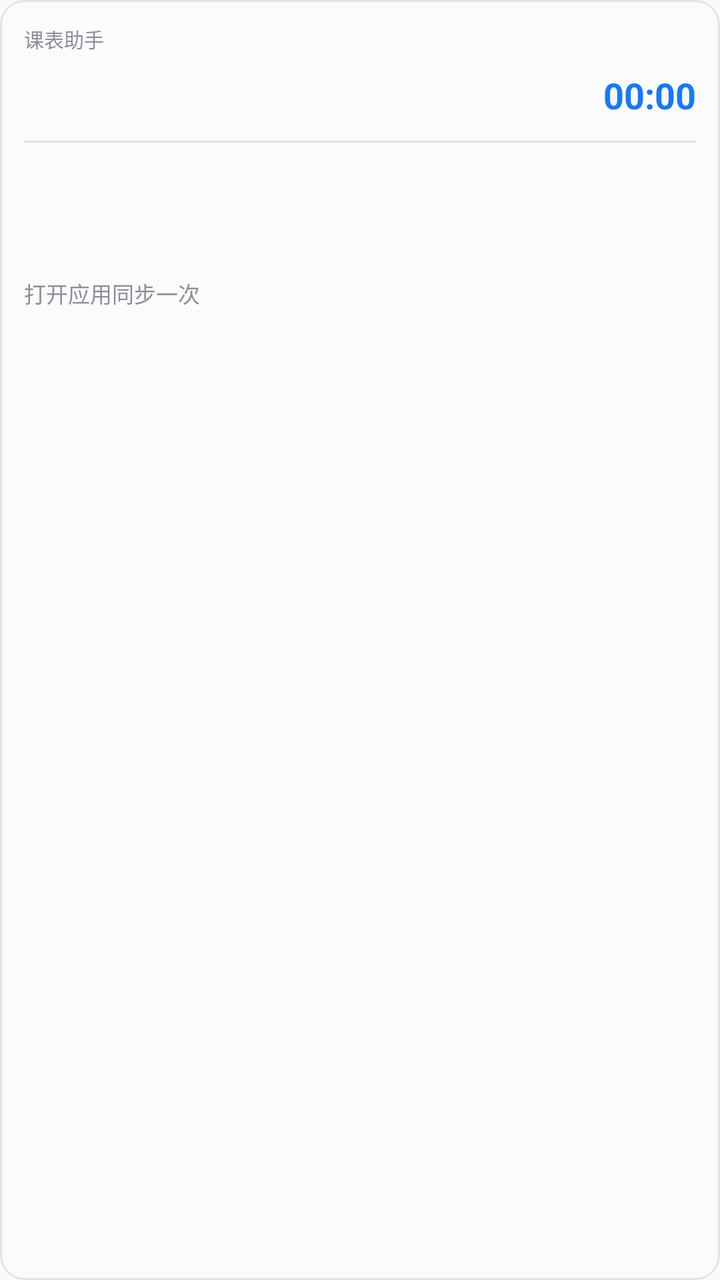
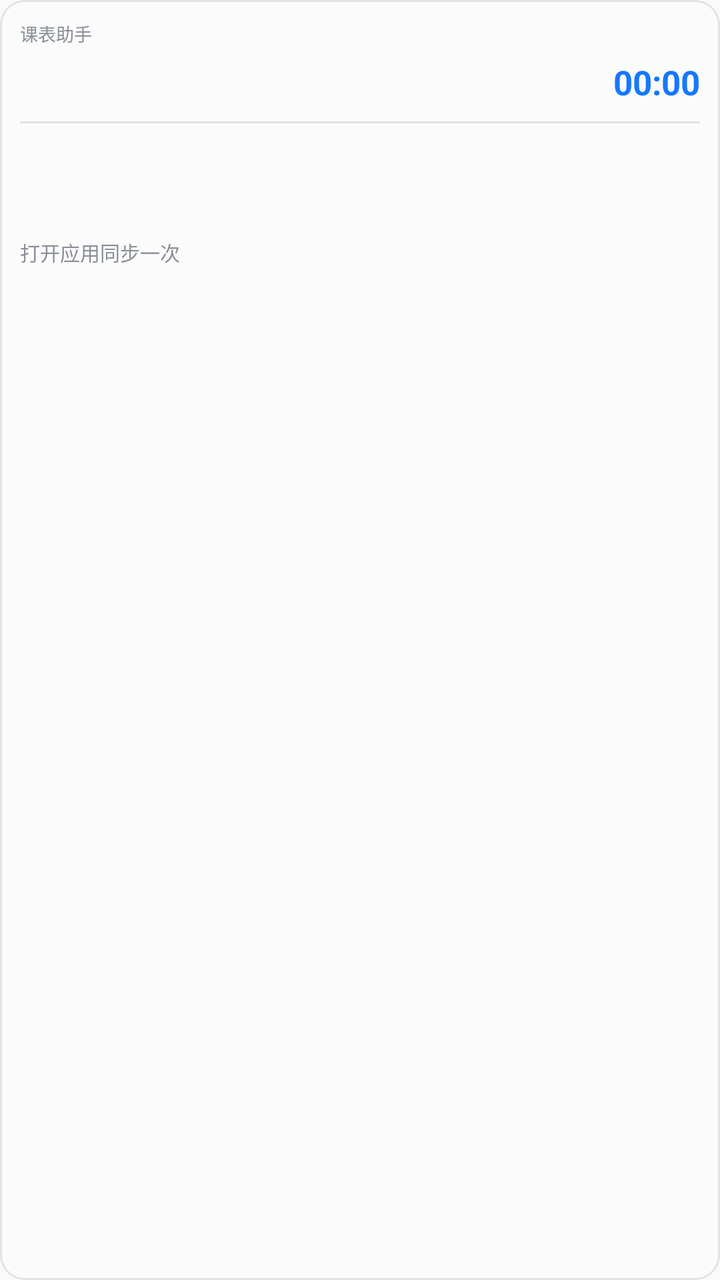

Before-and-after screenshots of an Android layout around one commit, followed by the original layout XML and the change that was made.
<!-- AndroidManifest.xml: application theme AppTheme -->
<!-- res/layout/widget_timetable.xml -->
<?xml version="1.0" encoding="utf-8"?>
<LinearLayout xmlns:android="http://schemas.android.com/apk/res/android"
    android:id="@+id/widget_root"
    android:layout_width="match_parent"
    android:layout_height="match_parent"
    android:orientation="vertical"
    android:background="@drawable/widget_bg"
    android:padding="12dp">

    <TextView
        android:id="@+id/widget_term"
        android:layout_width="match_parent"
        android:layout_height="wrap_content"
        android:singleLine="true"
        android:ellipsize="end"
        android:textSize="10sp"
        android:textColor="#8A8F98"
        android:text="课表助手" />

    <LinearLayout
        android:id="@+id/widget_next_row"
        android:layout_width="match_parent"
        android:layout_height="wrap_content"
        android:orientation="horizontal"
        android:gravity="center_vertical"
        android:paddingTop="4dp"
        android:paddingBottom="6dp">

        <LinearLayout
            android:layout_width="0dp"
            android:layout_height="wrap_content"
            android:layout_weight="1"
            android:orientation="vertical">

            <TextView
                android:id="@+id/widget_next_title"
                android:layout_width="match_parent"
                android:layout_height="wrap_content"
                android:singleLine="true"
                android:ellipsize="end"
                android:textSize="14sp"
                android:textStyle="bold"
                android:textColor="#1D2129" />

            <TextView
                android:id="@+id/widget_next_where"
                android:layout_width="match_parent"
                android:layout_height="wrap_content"
                android:singleLine="true"
                android:ellipsize="end"
                android:textSize="11sp"
                android:textColor="#8A8F98" />
        </LinearLayout>

        <Chronometer
            android:id="@+id/widget_next_count"
            android:layout_width="wrap_content"
            android:layout_height="wrap_content"
            android:layout_marginStart="8dp"
            android:textSize="18sp"
            android:textStyle="bold"
            android:textColor="#1677FF" />
    </LinearLayout>

    <View
        android:layout_width="match_parent"
        android:layout_height="1dp"
        android:background="#1A000000" />

    <LinearLayout
        android:id="@+id/widget_r1_box"
        android:layout_width="match_parent"
        android:layout_height="wrap_content"
        android:orientation="horizontal"
        android:gravity="center_vertical"
        android:paddingTop="2dp"
        android:paddingBottom="2dp">

        <TextView
            android:id="@+id/widget_r1_time"
            android:layout_width="42dp"
            android:layout_height="wrap_content"
            android:singleLine="true"
            android:textSize="11sp"
            android:textColor="#1677FF"
            android:textStyle="bold" />

        <TextView
            android:id="@+id/widget_r1_title"
            android:layout_width="0dp"
            android:layout_height="wrap_content"
            android:layout_weight="1"
            android:singleLine="true"
            android:ellipsize="end"
            android:textSize="12sp"
            android:textColor="#1D2129" />

        <TextView
            android:id="@+id/widget_r1_where"
            android:layout_width="wrap_content"
            android:layout_height="wrap_content"
            android:layout_marginStart="6dp"
            android:singleLine="true"
            android:ellipsize="end"
            android:maxWidth="92dp"
            android:textSize="11sp"
            android:textColor="#8A8F98" />
    </LinearLayout>

    <LinearLayout
        android:id="@+id/widget_r2_box"
        android:layout_width="match_parent"
        android:layout_height="wrap_content"
        android:orientation="horizontal"
        android:gravity="center_vertical"
        android:paddingTop="2dp"
        android:paddingBottom="2dp">

        <TextView
            android:id="@+id/widget_r2_time"
            android:layout_width="42dp"
            android:layout_height="wrap_content"
            android:singleLine="true"
            android:textSize="11sp"
            android:textColor="#1677FF"
            android:textStyle="bold" />

        <TextView
            android:id="@+id/widget_r2_title"
            android:layout_width="0dp"
            android:layout_height="wrap_content"
            android:layout_weight="1"
            android:singleLine="true"
            android:ellipsize="end"
            android:textSize="12sp"
            android:textColor="#1D2129" />

        <TextView
            android:id="@+id/widget_r2_where"
            android:layout_width="wrap_content"
            android:layout_height="wrap_content"
            android:layout_marginStart="6dp"
            android:singleLine="true"
            android:ellipsize="end"
            android:maxWidth="92dp"
            android:textSize="11sp"
            android:textColor="#8A8F98" />
    </LinearLayout>

    <LinearLayout
        android:id="@+id/widget_r3_box"
        android:layout_width="match_parent"
        android:layout_height="wrap_content"
        android:orientation="horizontal"
        android:gravity="center_vertical"
        android:paddingTop="2dp"
        android:paddingBottom="2dp">

        <TextView
            android:id="@+id/widget_r3_time"
            android:layout_width="42dp"
            android:layout_height="wrap_content"
            android:singleLine="true"
            android:textSize="11sp"
            android:textColor="#1677FF"
            android:textStyle="bold" />

        <TextView
            android:id="@+id/widget_r3_title"
            android:layout_width="0dp"
            android:layout_height="wrap_content"
            android:layout_weight="1"
            android:singleLine="true"
            android:ellipsize="end"
            android:textSize="12sp"
            android:textColor="#1D2129" />

        <TextView
            android:id="@+id/widget_r3_where"
            android:layout_width="wrap_content"
            android:layout_height="wrap_content"
            android:layout_marginStart="6dp"
            android:singleLine="true"
            android:ellipsize="end"
            android:maxWidth="92dp"
            android:textSize="11sp"
            android:textColor="#8A8F98" />
    </LinearLayout>

    <TextView
        android:id="@+id/widget_hint"
        android:layout_width="match_parent"
        android:layout_height="wrap_content"
        android:paddingTop="6dp"
        android:textSize="11sp"
        android:textColor="#8A8F98"
        android:text="打开应用同步一次" />

    <TextView
        android:id="@+id/widget_more"
        android:layout_width="match_parent"
        android:layout_height="wrap_content"
        android:textSize="10sp"
        android:textColor="#8A8F98"
        android:visibility="gone" />
</LinearLayout>
<!-- resources referenced by this layout -->
<resources>
  <!-- drawable widget_bg (drawable) -->
  <?xml version="1.0" encoding="utf-8"?>
  <shape xmlns:android="http://schemas.android.com/apk/res/android"
      android:shape="rectangle">
      <solid android:color="#FBFBFC" />
      <stroke android:width="1dp" android:color="#E2E3E6" />
      <corners android:radius="12dp" />
  </shape>
  <style name="AppTheme" parent="Theme.AppCompat.Light.DarkActionBar">
          
          <item name="colorPrimary">@color/colorPrimary</item>
          <item name="colorPrimaryDark">@color/colorPrimaryDark</item>
          <item name="colorAccent">@color/colorAccent</item>
      </style>
</resources>

<!-- the commit's change to res/layout/widget_timetable.xml (unified diff, before → after) -->
@@ -5,7 +5,7 @@
     android:layout_height="match_parent"
     android:orientation="vertical"
     android:background="@drawable/widget_bg"
-    android:padding="12dp">
+    android:padding="10dp">
 
     <TextView
         android:id="@+id/widget_term"
@@ -13,7 +13,7 @@
         android:layout_height="wrap_content"
         android:singleLine="true"
         android:ellipsize="end"
-        android:textSize="10sp"
+        android:textSize="9sp"
         android:textColor="#8A8F98"
         android:text="课表助手" />
 
@@ -23,8 +23,8 @@
         android:layout_height="wrap_content"
         android:orientation="horizontal"
         android:gravity="center_vertical"
-        android:paddingTop="4dp"
-        android:paddingBottom="6dp">
+        android:paddingTop="2dp"
+        android:paddingBottom="4dp">
 
         <LinearLayout
             android:layout_width="0dp"
@@ -38,7 +38,7 @@
                 android:layout_height="wrap_content"
                 android:singleLine="true"
                 android:ellipsize="end"
-                android:textSize="14sp"
+                android:textSize="13sp"
                 android:textStyle="bold"
                 android:textColor="#1D2129" />
 
@@ -48,7 +48,7 @@
                 android:layout_height="wrap_content"
                 android:singleLine="true"
                 android:ellipsize="end"
-                android:textSize="11sp"
+                android:textSize="10sp"
                 android:textColor="#8A8F98" />
         </LinearLayout>
 
@@ -57,7 +57,7 @@
             android:layout_width="wrap_content"
             android:layout_height="wrap_content"
             android:layout_marginStart="8dp"
-            android:textSize="18sp"
+            android:textSize="17sp"
             android:textStyle="bold"
             android:textColor="#1677FF" />
     </LinearLayout>
@@ -73,15 +73,15 @@
         android:layout_height="wrap_content"
         android:orientation="horizontal"
         android:gravity="center_vertical"
-        android:paddingTop="2dp"
-        android:paddingBottom="2dp">
+        android:paddingTop="1dp"
+        android:paddingBottom="1dp">
 
         <TextView
             android:id="@+id/widget_r1_time"
-            android:layout_width="42dp"
-            android:layout_height="wrap_content"
-            android:singleLine="true"
-            android:textSize="11sp"
+            android:layout_width="38dp"
+            android:layout_height="wrap_content"
+            android:singleLine="true"
+            android:textSize="10sp"
             android:textColor="#1677FF"
             android:textStyle="bold" />
 
@@ -92,7 +92,7 @@
             android:layout_weight="1"
             android:singleLine="true"
             android:ellipsize="end"
-            android:textSize="12sp"
+            android:textSize="11.5sp"
             android:textColor="#1D2129" />
 
         <TextView
@@ -102,8 +102,8 @@
             android:layout_marginStart="6dp"
             android:singleLine="true"
             android:ellipsize="end"
-            android:maxWidth="92dp"
-            android:textSize="11sp"
+            android:maxWidth="84dp"
+            android:textSize="10sp"
             android:textColor="#8A8F98" />
     </LinearLayout>
 
@@ -113,15 +113,15 @@
         android:layout_height="wrap_content"
         android:orientation="horizontal"
         android:gravity="center_vertical"
-        android:paddingTop="2dp"
-        android:paddingBottom="2dp">
+        android:paddingTop="1dp"
+        android:paddingBottom="1dp">
 
         <TextView
             android:id="@+id/widget_r2_time"
-            android:layout_width="42dp"
-            android:layout_height="wrap_content"
-            android:singleLine="true"
-            android:textSize="11sp"
+            android:layout_width="38dp"
+            android:layout_height="wrap_content"
+            android:singleLine="true"
+            android:textSize="10sp"
             android:textColor="#1677FF"
             android:textStyle="bold" />
 
@@ -132,7 +132,7 @@
             android:layout_weight="1"
             android:singleLine="true"
             android:ellipsize="end"
-            android:textSize="12sp"
+            android:textSize="11.5sp"
             android:textColor="#1D2129" />
 
         <TextView
@@ -142,8 +142,8 @@
             android:layout_marginStart="6dp"
             android:singleLine="true"
             android:ellipsize="end"
-            android:maxWidth="92dp"
-            android:textSize="11sp"
+            android:maxWidth="84dp"
+            android:textSize="10sp"
             android:textColor="#8A8F98" />
     </LinearLayout>
 
@@ -153,15 +153,15 @@
         android:layout_height="wrap_content"
         android:orientation="horizontal"
         android:gravity="center_vertical"
-        android:paddingTop="2dp"
-        android:paddingBottom="2dp">
+        android:paddingTop="1dp"
+        android:paddingBottom="1dp">
 
         <TextView
             android:id="@+id/widget_r3_time"
-            android:layout_width="42dp"
-            android:layout_height="wrap_content"
-            android:singleLine="true"
-            android:textSize="11sp"
+            android:layout_width="38dp"
+            android:layout_height="wrap_content"
+            android:singleLine="true"
+            android:textSize="10sp"
             android:textColor="#1677FF"
             android:textStyle="bold" />
 
@@ -172,7 +172,7 @@
             android:layout_weight="1"
             android:singleLine="true"
             android:ellipsize="end"
-            android:textSize="12sp"
+            android:textSize="11.5sp"
             android:textColor="#1D2129" />
 
         <TextView
@@ -182,8 +182,8 @@
             android:layout_marginStart="6dp"
             android:singleLine="true"
             android:ellipsize="end"
-            android:maxWidth="92dp"
-            android:textSize="11sp"
+            android:maxWidth="84dp"
+            android:textSize="10sp"
             android:textColor="#8A8F98" />
     </LinearLayout>
 
@@ -191,8 +191,8 @@
         android:id="@+id/widget_hint"
         android:layout_width="match_parent"
         android:layout_height="wrap_content"
-        android:paddingTop="6dp"
-        android:textSize="11sp"
+        android:paddingTop="4dp"
+        android:textSize="10sp"
         android:textColor="#8A8F98"
         android:text="打开应用同步一次" />
 
@@ -200,7 +200,10 @@
         android:id="@+id/widget_more"
         android:layout_width="match_parent"
         android:layout_height="wrap_content"
-        android:textSize="10sp"
+        android:layout_marginTop="2dp"
+        android:singleLine="true"
+        android:ellipsize="end"
+        android:textSize="9sp"
         android:textColor="#8A8F98"
         android:visibility="gone" />
 </LinearLayout>
